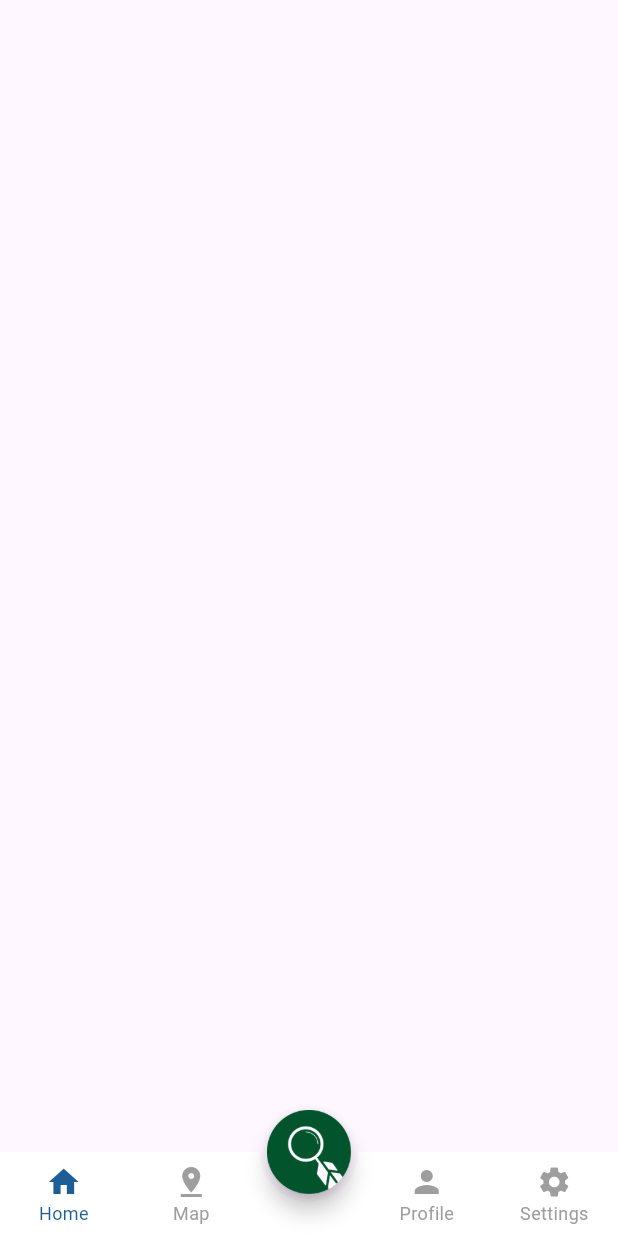
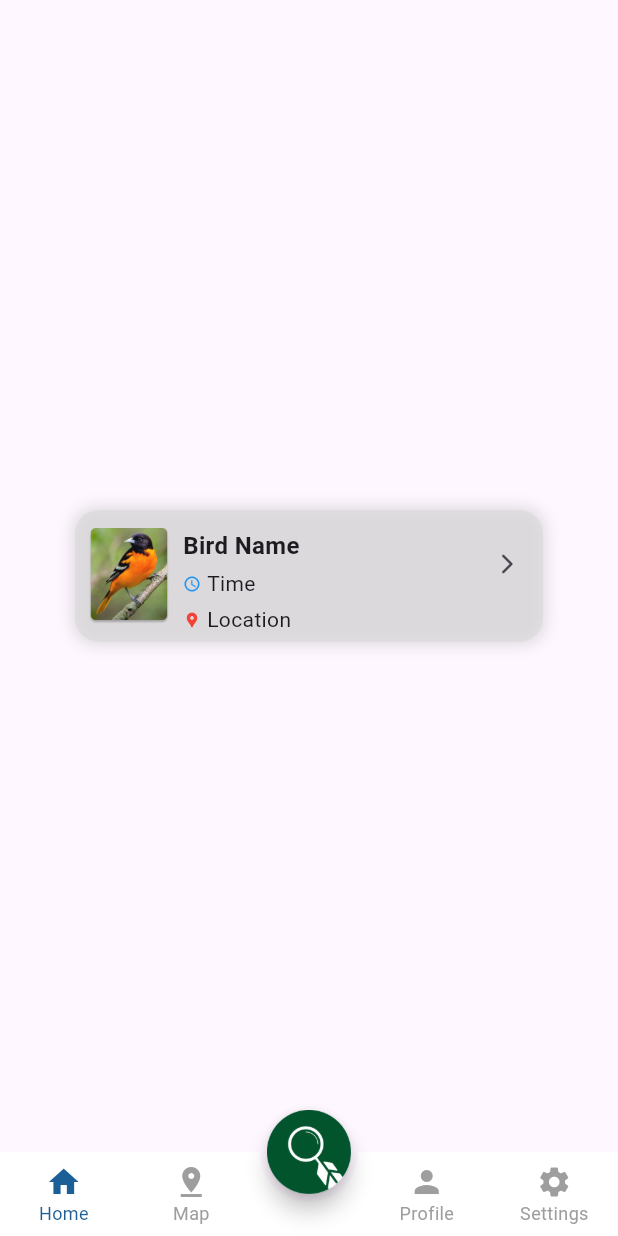
Before and after one commit to iamiza/feather-find, a Flutter app: the screen it shows after launch, on a phone screen of 412 x 824 dp. Run offline on Flutter 3.47's test engine with Material 3 defaults, Android fonts, the phone set to English and light mode, and no system bars; drawn by our look-alikes of animated_bottom_navigation_bar; our stand-ins replace permission_handler; missing offline and left inert: audio_waveforms, flutter_sound.

Commit message:
update description card

```diff
--- /dev/null
+++ b/featherfind/lib/components/minicard.dart
@@ -0,0 +1,120 @@
+import 'package:featherfind/screens/mapdetails.dart';
+import 'package:flutter/material.dart';
+
+class Minicard extends StatelessWidget {
+  const Minicard({super.key});
+
+  @override
+  Widget build(BuildContext context) {
+    return Container(
+      child: Stack(
+        children: [
+          Align(
+            child: Container(
+              width: 312,
+              height: 88,
+              padding: const EdgeInsets.fromLTRB(8, 12, 0, 0),
+              decoration: BoxDecoration(
+                color: const Color.fromRGBO(217, 217, 217, 0.6),
+                borderRadius: BorderRadius.circular(16),
+                boxShadow: const [
+                  BoxShadow(
+                    color: Colors.black12,
+                    blurRadius: 8,
+                    spreadRadius: 2,
+                  ),
+                ],
+              ),
+              child: Row(
+                  mainAxisAlignment: MainAxisAlignment.start,
+                  crossAxisAlignment: CrossAxisAlignment.start,
+                  children: [
+                    const SizedBox(
+                      height: 8,
+                    ),
+                    ClipRect(
+                      clipBehavior: Clip.hardEdge,
+                      child: Image.asset(
+                        "assets/images/bird.png",
+                        height: 64,
+                        width: 56,
+                      ),
+                    ),
+                    const SizedBox(
+                      width: 8,
+                    ),
+                    const Expanded(
+                      child: const Column(
+                        crossAxisAlignment: CrossAxisAlignment.start,
+                        mainAxisAlignment: MainAxisAlignment.start,
+                        children: [
+                          const Text(
+                            "Bird Name",
+                            style: TextStyle(
+                                fontSize: 16, fontWeight: FontWeight.bold),
+                          ),
+                          const SizedBox(
+                            height: 4,
+                          ),
+                          const Row(
+                            children: [
+                              Icon(
+                                Icons.access_time,
+                                color: Colors.blue,
+                                size: 12,
+                              ),
+                              SizedBox(
+                                width: 4,
+                              ),
+                              Text("Time")
+                            ],
+                          ),
+                          const SizedBox(
+                            height: 4,
+                          ),
+                          const Row(
+                            children: [
+                              Icon(
+                                Icons.location_pin,
+                                color: Colors.red,
+                                size: 12,
+                              ),
+                              SizedBox(
+                                width: 4,
+                              ),
+                              Text("Location")
+                            ],
+                          ),
+                          const SizedBox(
+                            width: 10,
+                          ),
+                        ],
+                      ),
+                    ),
+                    const SizedBox(
+                      width: 10,
+                    ),
+                    Row(
+                      crossAxisAlignment: CrossAxisAlignment.center,
+                      mainAxisAlignment: MainAxisAlignment.center,
+                      children: [
+                        IconButton(
+                          onPressed: () {
+                            Navigator.push(
+                                context,
+                                MaterialPageRoute(
+                                    builder: (context) => const MapDetails()));
+                          },
+                          icon: const Icon(Icons.arrow_forward_ios_rounded),
+                          iconSize: 16,
+                        ),
+                      ],
+                    ),
+                  ]),
+            ),
+          )
+        ],
+      ),
+    );
+  }
+}
--- a/featherfind/lib/screens/homepage.dart
+++ b/featherfind/lib/screens/homepage.dart
@@ -1,3 +1,4 @@
+import 'package:featherfind/components/minicard.dart';
 import 'package:flutter/material.dart';
 
 class Homepage extends StatelessWidget {
@@ -7,7 +8,7 @@ class Homepage extends StatelessWidget {
   Widget build(BuildContext context) {
     return const Scaffold(
       body: Center(
-
+        child: Minicard(),
       ),
     );
   }
--- /dev/null
+++ b/featherfind/lib/screens/mapdetails.dart
@@ -0,0 +1,18 @@
+import 'package:featherfind/components/detailscard.dart';
+import 'package:flutter/material.dart';
+
+class MapDetails extends StatefulWidget {
+  const MapDetails({super.key});
+
+  @override
+  State<MapDetails> createState() => _MapDetailsState();
+}
+
+class _MapDetailsState extends State<MapDetails> {
+  @override
+  Widget build(BuildContext context) {
+    return const Scaffold(
+      body: Detailscard(),
+    );
+  }
+}
--- a/featherfind/lib/screens/recordingpage.dart
+++ b/featherfind/lib/screens/recordingpage.dart
@@ -129,7 +129,7 @@ class _RecordingpageState extends State<Recordingpage> {
                   size: 30,
                 )),
             const SizedBox(
-              width: 40,
+              width: 80,
             ),
             ElevatedButton(
                 onPressed: stopRecording,
```
